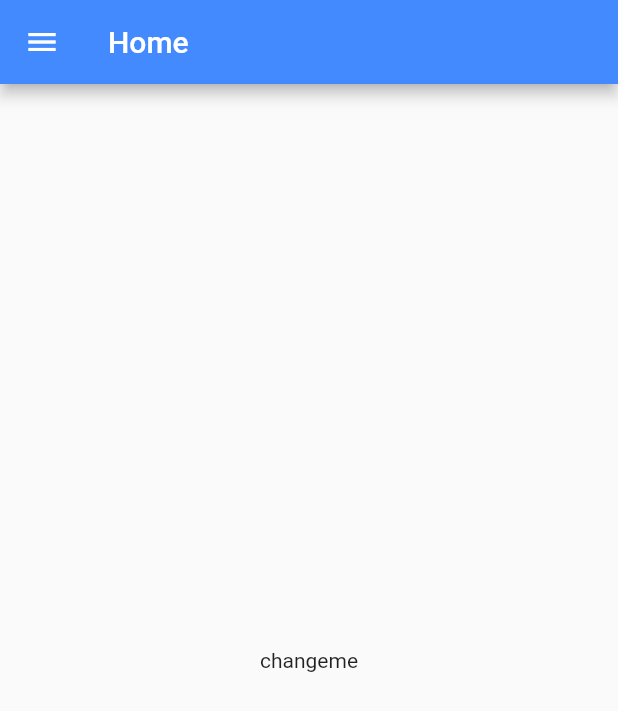
After one commit to Noble-Mushtak/permitlog, a Flutter app: the screen it shows after launch, in the side drawer, after a tap on "Home", on a phone screen of 412 x 824 dp. The commit adds this screen. Shown: the top 711 px of the screen. Run offline on Flutter 3.47's test engine with Material 2 defaults, Android fonts, the phone set to English and light mode, and no system bars.

Commit message:
comments for main, added home view

```diff
--- a/lib/main.dart
+++ b/lib/main.dart
@@ -1,8 +1,9 @@
 import 'package:flutter/material.dart';
 
 import 'views/about.dart';
+import 'views/home.dart';
 
-/// Main function, creates a new [MaterialApp]
+/// Main function, creates a new [MaterialApp] whose home widget is [PermitLog].
 void main() {
   runApp(
     new MaterialApp(
@@ -12,24 +13,30 @@ void main() {
   );
 }
 
-// TODO: document
+/// Main class for the PermitLog app.
 class PermitLog extends StatefulWidget {
-  // Todo: docs
+  /// Creates the state for the app's main widget.
   @override
   State<StatefulWidget> createState() => new _PermitLogState();
 }
 
-// Todo: docs
+/// [State] for the [PermitLog] widget.
 class _PermitLogState extends State<PermitLog> {
+  /// Style for [Drawer] menu items.
   final TextStyle menuText = new TextStyle(color: Colors.white);
 
+  /// Content for the current state.
   var title = 'Home';
-  Widget content = new Center(child: new Text('changeme'),);
+  Widget content = new HomeView();
 
+  /// Sets the [AppBar]'s title and navigates to the view indicated.
   void navTo(String view) {
     setState(() {
       this.title = view;
       switch(view.toLowerCase()) {
+        case 'home':
+          this.content = new HomeView();
+          break;
         case 'about':
           this.content = new AboutView();
           break;
@@ -38,6 +45,7 @@ class _PermitLogState extends State<PermitLog> {
     Navigator.pop(context);
   }
 
+  /// Builds the current state.
   @override
   Widget build(BuildContext context) {
     return new Scaffold(
--- /dev/null
+++ b/lib/views/home.dart
@@ -0,0 +1,18 @@
+import 'package:flutter/material.dart';
+
+/// View that serves as the home screen for the PermitLog app. Displays
+/// the current drive timer and totals for the user's goals.
+class HomeView extends StatefulWidget {
+  /// Creates the state for this widget.
+  @override
+  State<StatefulWidget> createState() => new _HomeViewState();
+}
+
+class _HomeViewState extends State<HomeView> {
+  @override
+  Widget build(BuildContext context) {
+    return new Center(
+      child: new Text("changeme"),
+    );
+  }
+}
```
